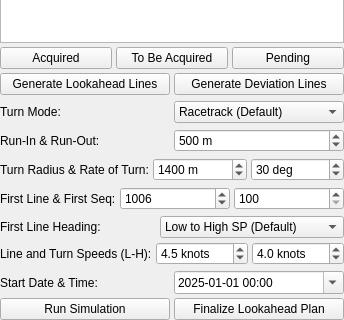
Qt form lookahead_dockwidget_base.ui (aubtolegen/lookahead-qgis) before a commit; both pictures show x 0 to 344 and y 445 to 765 of the 344 by 765 pixel window.
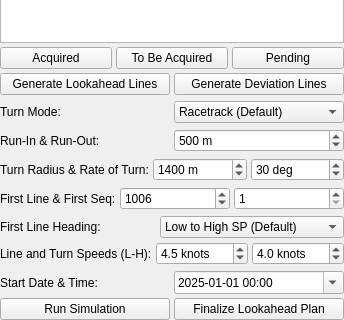
The same form after that commit.

What changed in the file:
```diff
--- a/lookahead_dockwidget_base.ui
+++ b/lookahead_dockwidget_base.ui
@@ -587,10 +587,13 @@
       <item>
        <widget class="QSpinBox" name="firstSeqComboBox">
         <property name="minimum">
-         <number>100</number>
+         <number>1</number>
         </property>
         <property name="maximum">
-         <number>9999</number>
+         <number>99999</number>
+        </property>
+        <property name="value">
+         <number>1</number>
         </property>
        </widget>
       </item>
```
